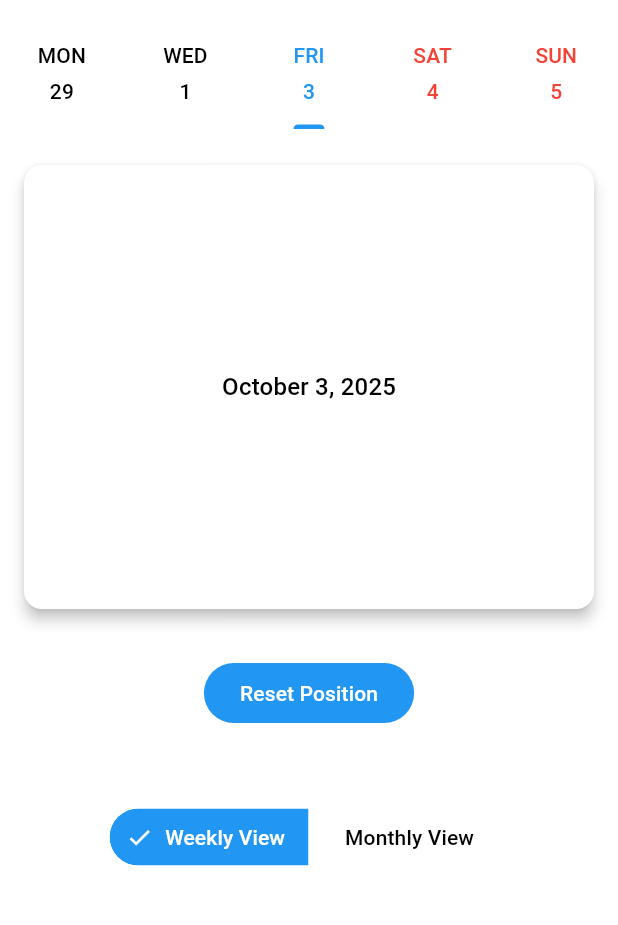
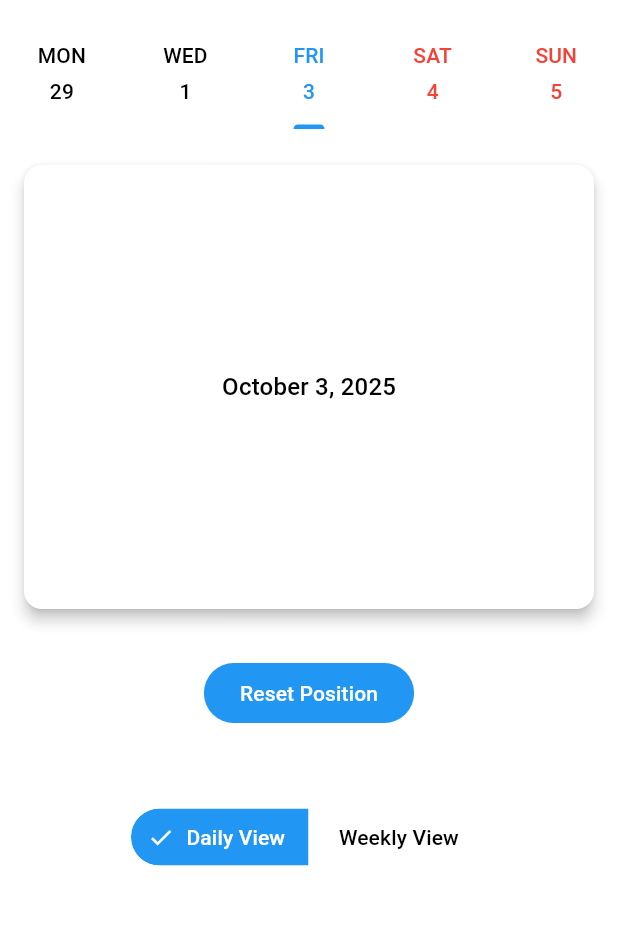
Before and after one commit to azalessky/date_tab_pager, a Flutter app: the screen it shows after launch, on a phone screen of 412 x 824 dp, the part 63-988 px from its top. Run offline on Flutter 3.47's test engine with Material 3 defaults, Android fonts, the phone set to English and light mode, and no system bars.

```diff
--- a/example/lib/main.dart
+++ b/example/lib/main.dart
@@ -59,8 +59,8 @@ class _MainAppState extends State<MainApp> {
               const SizedBox(height: 48),
               SegmentedButton<int>(
                 segments: const [
-                  ButtonSegment(value: 0, label: Text('Weekly View')),
-                  ButtonSegment(value: 1, label: Text('Monthly View')),
+                  ButtonSegment(value: 0, label: Text('Daily View')),
+                  ButtonSegment(value: 1, label: Text('Weekly View')),
                 ],
                 selected: {_selectedView},
                 onSelectionChanged: (selection) {
--- a/lib/src/daily_adapter.dart
+++ b/lib/src/daily_adapter.dart
@@ -10,7 +10,7 @@ class DailyAdapter implements PeriodAdapter {
   int pageSize(DateTime date) => weekdays.length;
 
   @override
-  DateTime pageDate(DateTime date) => date.weekStart(weekdays);
+  DateTime pageStart(DateTime date) => date.weekStart(weekdays);
 
   @override
   DateTime pageToDate(DateTime base, int page) =>
--- a/lib/src/period_adapter.dart
+++ b/lib/src/period_adapter.dart
@@ -1,6 +1,7 @@
 abstract class PeriodAdapter {
   int pageSize(DateTime date);
-  DateTime pageDate(DateTime date);
+  DateTime pageStart(DateTime date);
+
   DateTime pageToDate(DateTime base, int page);
   int dateToPage(DateTime base, DateTime date);
 
--- a/lib/src/period_tab_bar.dart
+++ b/lib/src/period_tab_bar.dart
@@ -49,7 +49,7 @@ class _PeriodTabBarState extends State<PeriodTabBar>
   void initState() {
     super.initState();
 
-    _centerPage = widget.adapter.pageDate(widget.controller.position);
+    _centerPage = widget.adapter.pageStart(widget.controller.position);
     _pageCount =
         widget.adapter.pageCount(_centerPage, widget.controller.maxItems);
     _centerIndex = _pageCount ~/ 2;
@@ -113,7 +113,7 @@ class _PeriodTabBarState extends State<PeriodTabBar>
     final tabController = _initTabController(pageIndex, pageDate);
     final tabCount = widget.adapter.pageSize(pageDate);
     final isSelected =
-        pageDate == widget.adapter.pageDate(widget.controller.position);
+        pageDate == widget.adapter.pageStart(widget.controller.position);
 
     return TabBar(
       controller: tabController,
--- a/lib/src/period_tab_view.dart
+++ b/lib/src/period_tab_view.dart
@@ -40,7 +40,7 @@ class _PeriodTabViewState extends State<PeriodTabView>
   void initState() {
     super.initState();
 
-    _centerPage = widget.adapter.pageDate(widget.controller.position);
+    _centerPage = widget.adapter.pageStart(widget.controller.position);
     _itemCount =
         widget.adapter.itemCount(_centerPage, widget.controller.maxItems);
     _centerIndex = _itemCount ~/ 2;
--- a/lib/src/position_controller.dart
+++ b/lib/src/position_controller.dart
@@ -7,9 +7,7 @@ import 'date_time_extension.dart';
 class PositionController extends ChangeNotifier {
   final List<int> _weekdays;
   final int _maxItems;
-
   DateTime _position;
-  DateTime? _previous;
 
   /// Creates a [PositionController].
   /// [position] is the initial date position.
@@ -32,10 +30,6 @@ class PositionController extends ChangeNotifier {
   /// Maximum number of items visible in the view.
   int get maxItems => _maxItems;
 
-  /// True if the week has changed since the previous position.
-  bool get isWeekChanged =>
-      _previous != null && !_position.isSameWeek(_previous!);
-
   /// Animates to the specified [date] and notifies listeners.
   void animateTo(DateTime date) {
     setPosition(date.safeDate(_weekdays));
@@ -44,7 +38,6 @@ class PositionController extends ChangeNotifier {
 
   /// Sets the current position to [date] without notifying listeners.
   void setPosition(DateTime date) {
-    _previous = _position;
     _position = date;
   }
 }
--- a/pubspec.yaml
+++ b/pubspec.yaml
@@ -4,7 +4,7 @@ description: Date-driven TabBar and TabView with linked navigation and infinite
 repository: https://github.com/azalessky/date_tab_pager
 issue_tracker: https://github.com/azalessky/date_tab_pager/issues
 
-version: 0.0.2
+version: 0.0.3
 homepage: https://indentix.com
 topics:
   - scrollable
```
Also changed, not shown: lib/src/date_time_extension.dart (+9 -5 lines), lib/src/weekly_adapter.dart (+10 -16 lines), example/pubspec.lock, 2 other files.
